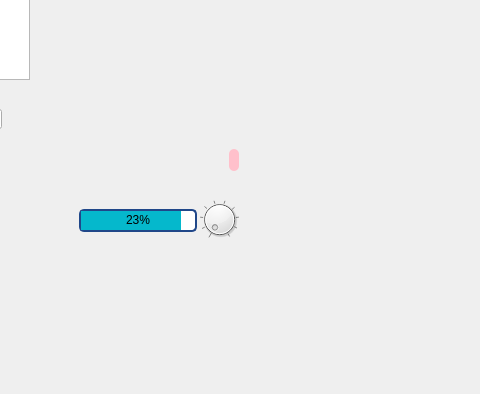
Before: the Qt Designer form KCTS/KCTS Project/demo/test.ui in learniuH/work, drawn with Qt 5; both pictures show x 731 to 1211 and y 91 to 485 of the 1211 by 485 pixel window.
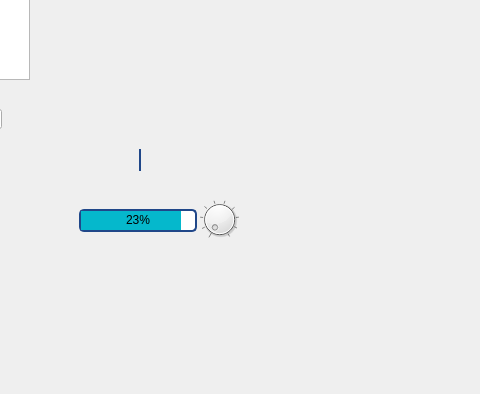
After: the same form once the commit is applied. Icons and pictures are not drawn.

```diff
--- a/KCTS/KCTS Project/demo/test.ui
+++ b/KCTS/KCTS Project/demo/test.ui
@@ -632,7 +632,7 @@
   <widget class="QSlider" name="horizontalSlider">
    <property name="geometry">
     <rect>
-     <x>960</x>
+     <x>870</x>
      <y>240</y>
      <width>160</width>
      <height>22</height>
@@ -650,9 +650,9 @@
     border: 2px solid qlineargradient(x1: 0, y1: 0, x2: 0, y2: 1,
                                       stop: 0 #f6f7fa, stop: 1 #dadbde);
 	border-radius: 5px;
-    width: 18px;
+    width: 2px;
     margin: -2px 0; /* handle is placed by default on the contents rect of the groove. Expand outside the groove */
-    border-radius: 3px;
+
 }
 
 QSlider::add-page:horizontal {
@@ -660,8 +660,10 @@
 }
 
 QSlider::sub-page:horizontal {
+	border: 1px solid #204789;
 	border-radius: 5px;
-    background: pink;
+    background: qlineargradient(x1: 0, y1: 0, x2: 1, y2: 1,
+                                      stop: 0 #05b8cc, stop: 1 #06dcf4);
 }</string>
    </property>
    <property name="sliderPosition">
```
